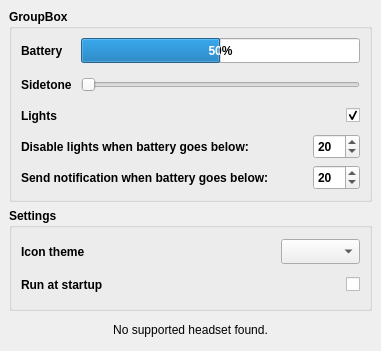
Before: the Qt Designer form src/HeadsetControlQt/headsetcontrolqt.ui in Odizinne/HeadsetControl-Qt, drawn with Qt 5.
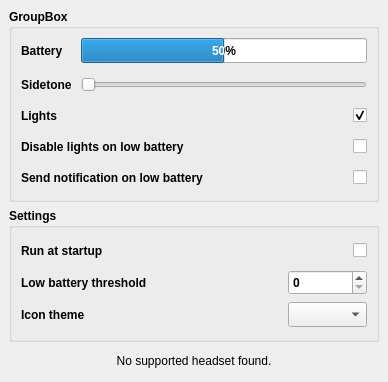
After: the same form once the commit is applied.

Commit message: Added global low battery threshold for led and notification, refined ui, removed debug messages

What changed in the file:
```diff
--- a/src/HeadsetControlQt/headsetcontrolqt.ui
+++ b/src/HeadsetControlQt/headsetcontrolqt.ui
@@ -6,8 +6,8 @@
    <rect>
     <x>0</x>
     <y>0</y>
-    <width>381</width>
-    <height>351</height>
+    <width>388</width>
+    <height>382</height>
    </rect>
   </property>
   <property name="sizePolicy">
@@ -16,6 +16,12 @@
     <verstretch>0</verstretch>
    </sizepolicy>
   </property>
+  <property name="minimumSize">
+   <size>
+    <width>380</width>
+    <height>0</height>
+   </size>
+  </property>
   <property name="windowTitle">
    <string>HeadsetControl-Qt</string>
   </property>
@@ -153,48 +159,7 @@
           </size>
          </property>
          <property name="text">
-          <string>Disable lights when battery goes below:</string>
-         </property>
-        </widget>
-       </item>
-       <item row="2" column="1">
-        <spacer name="horizontalSpacer">
-         <property name="minimumSize">
-          <size>
-           <width>0</width>
-           <height>25</height>
-          </size>
-         </property>
-         <property name="orientation">
-          <enum>Qt::Orientation::Horizontal</enum>
-         </property>
-         <property name="sizeHint" stdset="0">
-          <size>
-           <width>40</width>
-           <height>20</height>
-          </size>
-         </property>
-        </spacer>
-       </item>
-       <item row="2" column="2">
-        <widget class="QSpinBox" name="lightBatterySpinbox">
-         <property name="minimumSize">
-          <size>
-           <width>0</width>
-           <height>25</height>
-          </size>
-         </property>
-         <property name="frame">
-          <bool>true</bool>
-         </property>
-         <property name="minimum">
-          <number>0</number>
-         </property>
-         <property name="maximum">
-          <number>100</number>
-         </property>
-         <property name="value">
-          <number>20</number>
+          <string>Disable lights on low battery</string>
          </property>
         </widget>
        </item>
@@ -207,26 +172,39 @@
           </size>
          </property>
          <property name="text">
-          <string>Send notification when battery goes below:</string>
+          <string>Send notification on low battery</string>
+         </property>
+        </widget>
+       </item>
+       <item row="2" column="2">
+        <widget class="QCheckBox" name="ledBatteryCheckBox">
+         <property name="minimumSize">
+          <size>
+           <width>0</width>
+           <height>25</height>
+          </size>
+         </property>
+         <property name="layoutDirection">
+          <enum>Qt::LayoutDirection::RightToLeft</enum>
+         </property>
+         <property name="text">
+          <string/>
          </property>
         </widget>
        </item>
        <item row="3" column="2">
-        <widget class="QSpinBox" name="notificationBatterySpinbox">
+        <widget class="QCheckBox" name="notificationBatteryCheckBox">
          <property name="minimumSize">
           <size>
            <width>0</width>
            <height>25</height>
           </size>
          </property>
-         <property name="frame">
-          <bool>true</bool>
+         <property name="layoutDirection">
+          <enum>Qt::LayoutDirection::RightToLeft</enum>
          </property>
-         <property name="minimum">
-          <number>0</number>
-         </property>
-         <property name="value">
-          <number>20</number>
+         <property name="text">
+          <string/>
          </property>
         </widget>
        </item>
@@ -259,7 +237,7 @@
        <set>Qt::AlignmentFlag::AlignLeading|Qt::AlignmentFlag::AlignLeft|Qt::AlignmentFlag::AlignTop</set>
       </property>
       <layout class="QGridLayout" name="gridLayout_3">
-       <item row="0" column="0">
+       <item row="2" column="0">
         <widget class="QLabel" name="label">
          <property name="minimumSize">
           <size>
@@ -272,26 +250,23 @@
          </property>
         </widget>
        </item>
-       <item row="0" column="1">
-        <spacer name="horizontalSpacer_2">
-         <property name="minimumSize">
-          <size>
-           <width>0</width>
-           <height>25</height>
-          </size>
-         </property>
-         <property name="orientation">
-          <enum>Qt::Orientation::Horizontal</enum>
-         </property>
-         <property name="sizeHint" stdset="0">
-          <size>
-           <width>40</width>
-           <height>20</height>
-          </size>
-         </property>
-        </spacer>
-       </item>
        <item row="0" column="2">
+        <widget class="QCheckBox" name="startupCheckbox">
+         <property name="minimumSize">
+          <size>
+           <width>0</width>
+           <height>25</height>
+          </size>
+         </property>
+         <property name="layoutDirection">
+          <enum>Qt::LayoutDirection::RightToLeft</enum>
+         </property>
+         <property name="text">
+          <string/>
+         </property>
+        </widget>
+       </item>
+       <item row="2" column="2">
         <widget class="QComboBox" name="themeComboBox">
          <property name="minimumSize">
           <size>
@@ -299,9 +274,34 @@
            <height>25</height>
           </size>
          </property>
+         <property name="sizeAdjustPolicy">
+          <enum>QComboBox::SizeAdjustPolicy::AdjustToContents</enum>
+         </property>
         </widget>
        </item>
-       <item row="1" column="0">
+       <item row="1" column="2">
+        <widget class="QSpinBox" name="lowBatteryThresholdSpinBox">
+         <property name="minimumSize">
+          <size>
+           <width>0</width>
+           <height>25</height>
+          </size>
+         </property>
+         <property name="maximumSize">
+          <size>
+           <width>16777215</width>
+           <height>16777215</height>
+          </size>
+         </property>
+         <property name="minimum">
+          <number>0</number>
+         </property>
+         <property name="maximum">
+          <number>100</number>
+         </property>
+        </widget>
+       </item>
+       <item row="0" column="0">
         <widget class="QLabel" name="startupLabel">
          <property name="minimumSize">
           <size>
@@ -314,22 +314,32 @@
          </property>
         </widget>
        </item>
-       <item row="1" column="2">
-        <widget class="QCheckBox" name="startupCheckbox">
+       <item row="1" column="0">
+        <widget class="QLabel" name="label_2">
          <property name="minimumSize">
           <size>
            <width>0</width>
            <height>25</height>
           </size>
          </property>
-         <property name="layoutDirection">
-          <enum>Qt::LayoutDirection::RightToLeft</enum>
-         </property>
          <property name="text">
-          <string/>
+          <string>Low battery threshold</string>
          </property>
         </widget>
        </item>
+       <item row="2" column="1">
+        <spacer name="horizontalSpacer">
+         <property name="orientation">
+          <enum>Qt::Orientation::Horizontal</enum>
+         </property>
+         <property name="sizeHint" stdset="0">
+          <size>
+           <width>40</width>
+           <height>20</height>
+          </size>
+         </property>
+        </spacer>
+       </item>
       </layout>
      </widget>
     </item>
```
The commit also changes 3 other files.
